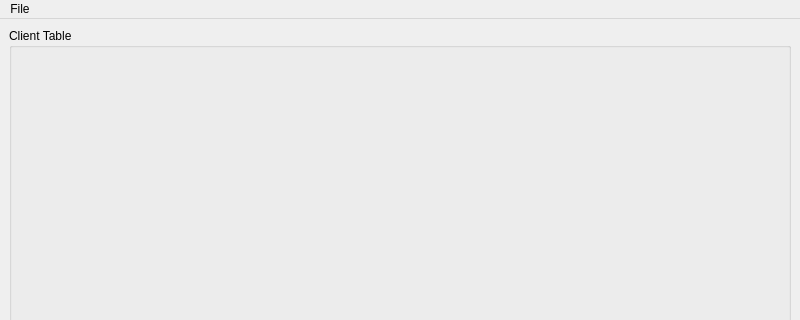
WINKILLERS/Musubi, file src/MusubiServer/Window/MainWindow/MainWinodw.ui: the form before one commit; both pictures show x 0 to 800 and y 0 to 320 of the 800 by 600 pixel window.
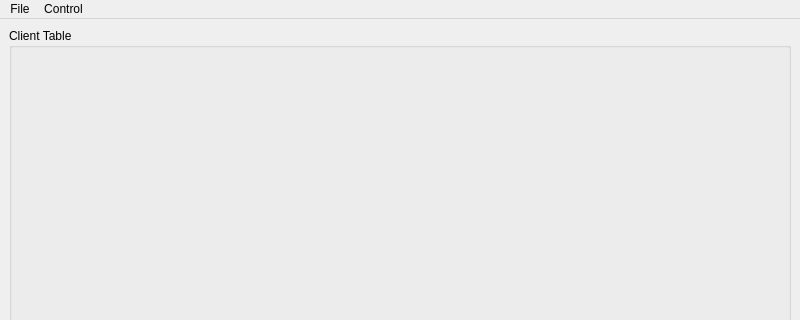
The form after the commit.

```diff
--- a/src/MusubiServer/Window/MainWindow/MainWinodw.ui
+++ b/src/MusubiServer/Window/MainWindow/MainWinodw.ui
@@ -45,9 +45,18 @@
     <property name="title">
      <string>File</string>
     </property>
-    <addaction name="actionAbout"/>
+    <addaction name="actionLicense"/>
+   </widget>
+   <widget class="QMenu" name="menuControl">
+    <property name="title">
+     <string>Control</string>
+    </property>
+    <addaction name="actionView_Information"/>
+    <addaction name="actionProcess_Manager"/>
+    <addaction name="actionFile_Manager"/>
    </widget>
    <addaction name="menuFile"/>
+   <addaction name="menuControl"/>
   </widget>
   <widget class="QStatusBar" name="statusbar"/>
   <action name="actionAbout">
```
Left out of the diff: 19 changed lines with no effect on the pictures.
